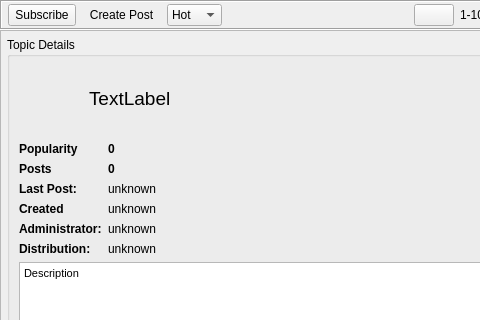
This is retroshare-gui/src/gui/Posted/PostedListWidget.ui in RetroShare/RetroShare as Qt 5 draws it before an edit; both pictures show x 0 to 480 and y 0 to 320 of the 616 by 595 pixel window. The edited form follows.
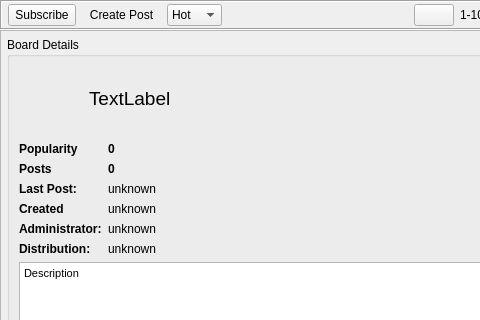
This is the edited form. Icons and pictures are not drawn. Custom widgets are drawn as their Qt base class.

Commit message: rename on details

Diff of the .ui file:
```diff
--- a/retroshare-gui/src/gui/Posted/PostedListWidget.ui
+++ b/retroshare-gui/src/gui/Posted/PostedListWidget.ui
@@ -285,7 +285,7 @@
          <string notr="true"/>
         </property>
         <property name="title">
-         <string>Topic Details</string>
+         <string>Board Details</string>
         </property>
         <property name="flat">
          <bool>false</bool>
```
